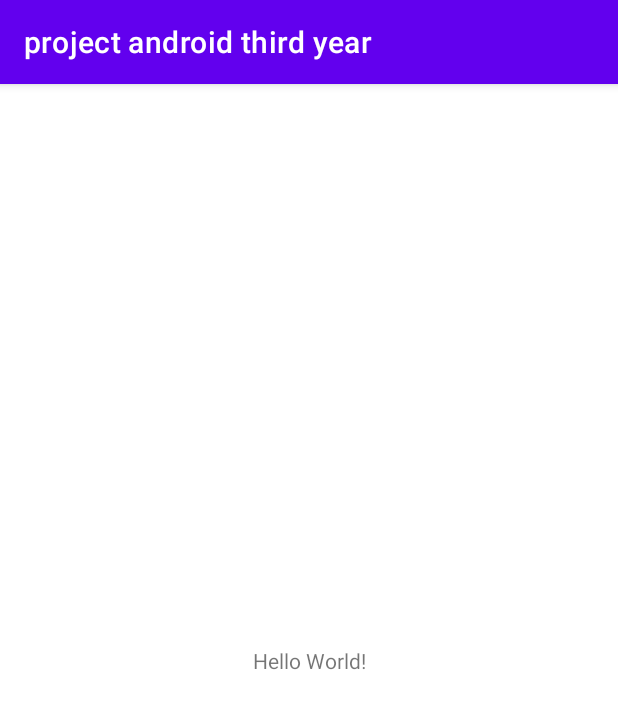
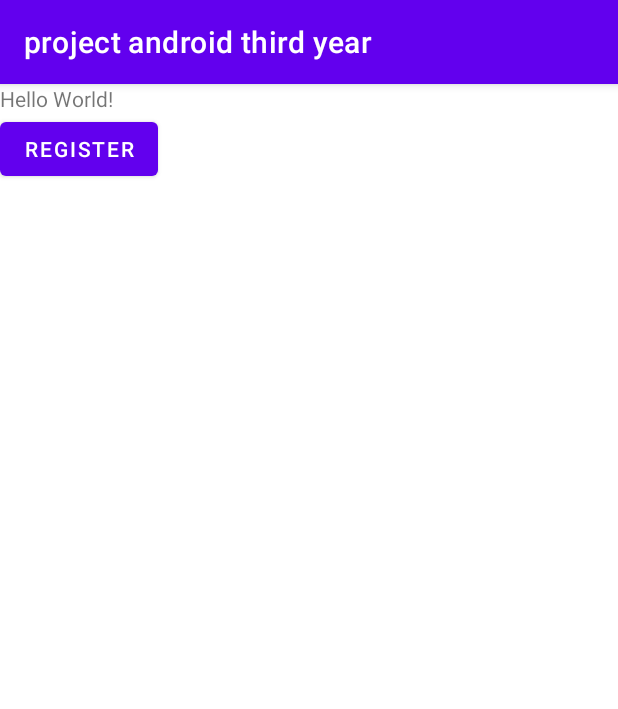
Before and after one commit to alina-shcherbinina/project-android-third-year, an Android app: the screen it shows after launch (MainActivity), on a phone screen of 412 x 824 dp. Shown: the top 709 px of the screen. Run offline under Robolectric (Android 15) with nearby library versions, the phone set to English and light mode, and no system bars.

```diff
--- a/app/src/main/AndroidManifest.xml
+++ b/app/src/main/AndroidManifest.xml
@@ -1,6 +1,8 @@
 <?xml version="1.0" encoding="utf-8"?>
 <manifest xmlns:android="http://schemas.android.com/apk/res/android"
     package="com.example.projectandroidthirdyear">
+    <uses-permission android:name="android.permission.INTERNET" />
+    <uses-permission android:name="android.permission.ACCESS_NETWORK_STATE" />
 
     <application
         android:allowBackup="true"
@@ -16,6 +18,7 @@
                 <category android:name="android.intent.category.LAUNCHER" />
             </intent-filter>
         </activity>
+        <activity android:name=".SignInActivity"></activity>
     </application>
 
 </manifest>
--- a/app/src/main/java/com/example/projectandroidthirdyear/MainActivity.java
+++ b/app/src/main/java/com/example/projectandroidthirdyear/MainActivity.java
@@ -2,7 +2,10 @@ package com.example.projectandroidthirdyear;
 
 import androidx.appcompat.app.AppCompatActivity;
 
+import android.content.Intent;
 import android.os.Bundle;
+import android.view.View;
+import android.widget.Button;
 
 public class MainActivity extends AppCompatActivity {
 
@@ -10,5 +13,19 @@ public class MainActivity extends AppCompatActivity {
     protected void onCreate(Bundle savedInstanceState) {
         super.onCreate(savedInstanceState);
         setContentView(R.layout.activity_main);
+
+
+        Button register;
+
+        register = findViewById(R.id.register_btn);
+
+        register.setOnClickListener(new View.OnClickListener() {
+            @Override
+            public void onClick(View v) {
+                Intent intent = new Intent(MainActivity.this, SignInActivity.class);
+
+                startActivity(intent);
+            }
+        });
     }
 }
--- a/app/src/main/res/layout/activity_main.xml
+++ b/app/src/main/res/layout/activity_main.xml
@@ -6,13 +6,21 @@
     android:layout_height="match_parent"
     tools:context=".MainActivity">
 
-    <TextView
-        android:layout_width="wrap_content"
-        android:layout_height="wrap_content"
-        android:text="Hello World!"
-        app:layout_constraintBottom_toBottomOf="parent"
-        app:layout_constraintLeft_toLeftOf="parent"
-        app:layout_constraintRight_toRightOf="parent"
-        app:layout_constraintTop_toTopOf="parent" />
+    <LinearLayout
+        android:layout_width="match_parent"
+        android:layout_height="match_parent"
+        android:orientation="vertical">
+
+        <TextView
+            android:layout_width="wrap_content"
+            android:layout_height="wrap_content"
+            android:text="Hello World!" />
+
+        <Button
+            android:id="@+id/register_btn"
+            android:layout_width="wrap_content"
+            android:layout_height="wrap_content"
+            android:text="@string/register" />
+    </LinearLayout>
 
 </androidx.constraintlayout.widget.ConstraintLayout>
--- a/app/src/main/res/values/strings.xml
+++ b/app/src/main/res/values/strings.xml
@@ -1,3 +1,4 @@
 <resources>
     <string name="app_name">project android third year</string>
+    <string name="register">register</string>
 </resources>
--- a/build.gradle
+++ b/build.gradle
@@ -5,8 +5,8 @@ buildscript {
         jcenter()
     }
     dependencies {
-        classpath "com.android.tools.build:gradle:4.1.1"
-
+        classpath "com.android.tools.build:gradle:4.1.3"
+        classpath 'com.google.gms:google-services:4.3.8'
         // NOTE: Do not place your application dependencies here; they belong
         // in the individual module build.gradle files
     }
```
Also changed, not shown: app/build.gradle (+17 -2 lines), app/src/main/java/com/example/projectandroidthirdyear/SignInActivity.java (added, +125 -0 lines), app/src/main/res/layout/activity_register.xml (added, +36 -0 lines), 1 other file.
